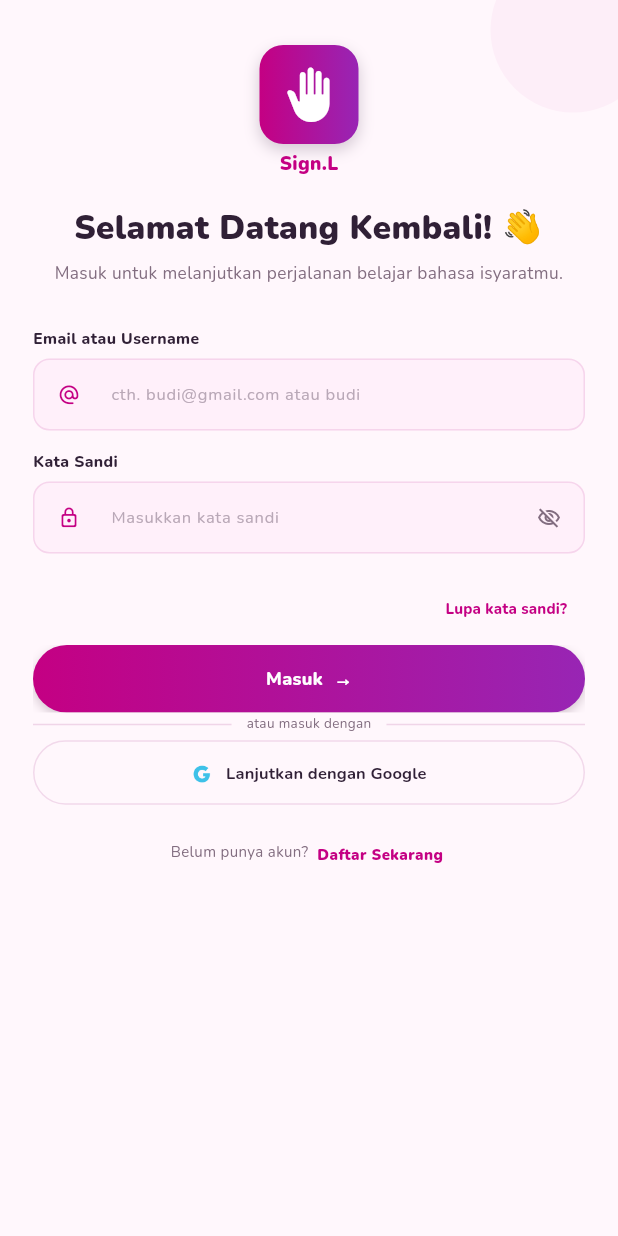
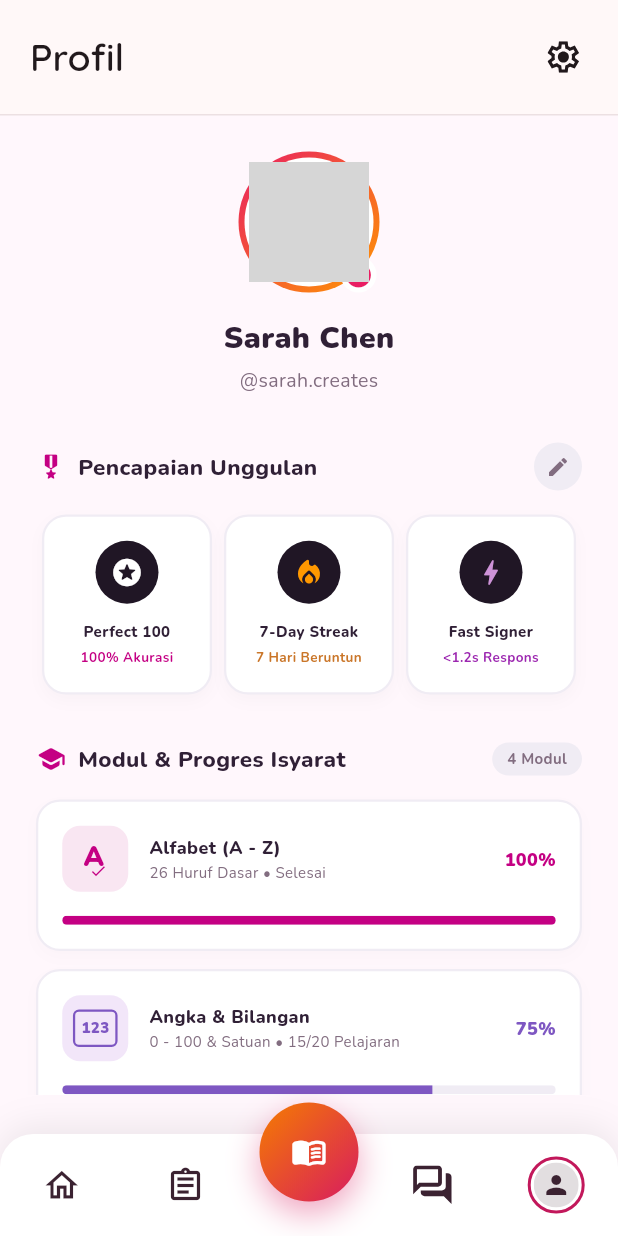
Before and after one commit to furalmiqbadi/PBL-S5-Sign.L, a Flutter app: the screen it shows after launch, on a phone screen of 412 x 824 dp. Run offline on Flutter 3.47's test engine with Material 3 defaults, Android fonts, the phone set to English and light mode, and no system bars; our stand-ins replace flutter_svg, google_fonts; network calls fail; grey boxes are pictures that could not be loaded.

Commit message:
update UI Profile dan Test fungsi tombol di page Profile

```diff
--- /dev/null
+++ b/devtools_options.yaml
@@ -0,0 +1,3 @@
+description: This file stores settings for Dart & Flutter DevTools.
+documentation: https://docs.flutter.dev/tools/devtools/extensions#configure-extension-enablement-states
+extensions:
--- a/lib/main.dart
+++ b/lib/main.dart
@@ -4,8 +4,9 @@ import 'package:provider/provider.dart';
 
 import 'controllers/auth_controller.dart';
 import 'views/auth/auth_views.dart';
+import 'views/main_shell.dart';
 
-import 'views/main_shell.dart';
+
 
 void main() {
   runApp(
@@ -39,7 +40,8 @@ class SignLApp extends StatelessWidget {
           hintStyle: const TextStyle(fontSize: 11, color: Color(0xFFB9A8B7)),
         ),
       ),
-      home: const LoginPage(),
+      // [DEV MODE] Sementara langsung buka MainShell (yang akan di set default ke Profil)
+      home: const MainShell(),
     );
   }
 }
--- a/lib/views/auth/auth_views.dart
+++ b/lib/views/auth/auth_views.dart
@@ -3,6 +3,7 @@ import 'package:provider/provider.dart';
 
 import '../../controllers/auth_controller.dart';
 import '../widgets/auth_widgets.dart';
+import '../main_shell.dart';
 
 class BlankHomePage extends StatelessWidget {
   const BlankHomePage({super.key});
@@ -23,7 +24,7 @@ class BlankHomePage extends StatelessWidget {
       );
 }
 
-void openHome(BuildContext context) => Navigator.pushAndRemoveUntil(context, MaterialPageRoute(builder: (_) => const BlankHomePage()), (_) => false);
+void openHome(BuildContext context) => Navigator.pushAndRemoveUntil(context, MaterialPageRoute(builder: (_) => const MainShell()), (_) => false);
 
 class LoginPage extends StatefulWidget { const LoginPage({super.key}); @override State<LoginPage> createState() => _LoginPageState(); }
 class _LoginPageState extends State<LoginPage> {
--- /dev/null
+++ b/lib/views/edit/edit_profile_screen.dart
@@ -0,0 +1,23 @@
+import 'package:flutter/material.dart';
+
+class EditProfileScreen extends StatelessWidget {
+  const EditProfileScreen({super.key});
+
+  @override
+  Widget build(BuildContext context) {
+    return Scaffold(
+      appBar: AppBar(
+        title: const Text(
+          'Edit Profil',
+          style: TextStyle(fontWeight: FontWeight.w800, fontSize: 18),
+        ),
+        backgroundColor: Colors.white,
+        foregroundColor: const Color(0xFF302036),
+        elevation: 1,
+      ),
+      body: const Center(
+        child: Text('Halaman Edit Profil'),
+      ),
+    );
+  }
+}
--- a/lib/views/main_shell.dart
+++ b/lib/views/main_shell.dart
@@ -5,6 +5,7 @@ import 'widgets/home_header.dart';
 import 'widgets/komunitas_header.dart';
 import 'widgets/materi_header.dart';
 import 'widgets/profil_header.dart';
+import 'profile/profile_screen.dart';
 
 /// Kerangka utama aplikasi yang menampilkan [AppBottomNavBar] di semua
 /// halaman tab.
@@ -30,10 +31,13 @@ class MainShell extends StatefulWidget {
 }
 
 class _MainShellState extends State<MainShell> {
-  int _index = 0;
+  // [DEV MODE] Default index diubah dari 0 ke 4 agar langsung membuka halaman Profil saat tes.
+  // Nanti kembalikan ke 0 jika sudah selesai mendesain.
+  int _index = 4;
 
   /// Pengendali halaman untuk animasi slide antar tab.
-  final PageController _pageController = PageController();
+  // [DEV MODE] initialPage diubah dari kosong () menjadi (initialPage: 4)
+  final PageController _pageController = PageController(initialPage: 4);
 
   @override
   void dispose() {
@@ -101,9 +105,7 @@ class _MainShellState extends State<MainShell> {
     ),
     _HeaderPage(
       header: ProfilHeader(),
-      body: _CenteredNote(
-        'Progres belajar, XP, dan pengaturan akun tampil di sini.',
-      ),
+      body: ProfileScreen(),
     ),
   ];
 
--- /dev/null
+++ b/lib/views/profile/profile_screen.dart
@@ -0,0 +1,419 @@
+import 'package:flutter/material.dart';
+import '../edit/edit_profile_screen.dart';
+
+class ProfileScreen extends StatelessWidget {
+  const ProfileScreen({super.key});
+
+  @override
+  Widget build(BuildContext context) {
+    return SingleChildScrollView(
+      padding: const EdgeInsets.symmetric(horizontal: 24, vertical: 24),
+      child: Column(
+        crossAxisAlignment: CrossAxisAlignment.center,
+        children: [
+          _buildProfileHeader(),
+          const SizedBox(height: 32),
+          _buildSectionTitle(
+            icon: Icons.military_tech_rounded,
+            title: 'Pencapaian Unggulan',
+            iconColor: const Color(0xFFC40083),
+            trailing: Material(
+              color: Colors.transparent,
+              child: InkWell(
+                borderRadius: BorderRadius.circular(20),
+                onTap: () {
+                  Navigator.push(
+                    context,
+                    MaterialPageRoute(
+                      builder: (_) => const EditProfileScreen(),
+                    ),
+                  );
+                },
+                child: Container(
+                  padding: const EdgeInsets.all(8),
+                  decoration: const BoxDecoration(
+                    color: Color(0xFFF0ECF4),
+                    shape: BoxShape.circle,
+                  ),
+                  child: const Icon(Icons.edit, size: 16, color: Color(0xFF826D80)),
+                ),
+              ),
+            ),
+          ),
+          const SizedBox(height: 16),
+          _buildAchievementsRow(),
+          const SizedBox(height: 32),
+          _buildSectionTitle(
+            icon: Icons.school_rounded,
+            title: 'Modul & Progres Isyarat',
+            iconColor: const Color(0xFFC40083),
+            trailing: Container(
+              padding: const EdgeInsets.symmetric(horizontal: 10, vertical: 4),
+              decoration: BoxDecoration(
+                color: const Color(0xFFF0ECF4),
+                borderRadius: BorderRadius.circular(12),
+              ),
+              child: const Text(
+                '4 Modul',
+                style: TextStyle(
+                  fontSize: 10,
+                  fontWeight: FontWeight.bold,
+                  color: Color(0xFF826D80),
+                ),
+              ),
+            ),
+          ),
+          const SizedBox(height: 16),
+          _buildModuleCard(
+            iconWidget: const Stack(
+              alignment: Alignment.bottomRight,
+              children: const [
+                Padding(
+                  padding: EdgeInsets.only(bottom: 2.0, right: 2.0),
+                  child: Text(
+                    'A',
+                    style: TextStyle(
+                      fontSize: 18,
+                      fontWeight: FontWeight.w900,
+                      color: Color(0xFFC40083),
+                    ),
+                  ),
+                ),
+                Icon(Icons.check, size: 12, color: Color(0xFFC40083)),
+              ],
+            ),
+            title: 'Alfabet (A - Z)',
+            subtitle: '26 Huruf Dasar • Selesai',
+            percentText: '100%',
+            progressValue: 1.0,
+            progressColor: const Color(0xFFC40083),
+            iconBgColor: const Color(0xFFF9E6F2),
+          ),
+          const SizedBox(height: 12),
+          _buildModuleCard(
+            iconWidget: Container(
+              padding: const EdgeInsets.all(4),
+              decoration: BoxDecoration(
+                border: Border.all(color: const Color(0xFF7E57C2), width: 1.5),
+                borderRadius: BorderRadius.circular(4),
+              ),
+              child: const Text(
+                '123',
+                style: TextStyle(
+                  fontSize: 10,
+                  fontWeight: FontWeight.w900,
+                  color: Color(0xFF7E57C2),
+                ),
+              ),
+            ),
+            title: 'Angka & Bilangan',
+            subtitle: '0 - 100 & Satuan • 15/20 Pelajaran',
+            percentText: '75%',
+            progressValue: 0.75,
+            progressColor: const Color(0xFF7E57C2),
+            iconBgColor: const Color(0xFFF2E6F9),
+          ),
+          const SizedBox(height: 12),
+          _buildModuleCard(
+            iconWidget: const Icon(
+              Icons.back_hand_rounded,
+              color: Color(0xFFCA7629),
+              size: 20,
+            ),
+            title: 'Sapaan & Percakapan Dasar',
+            subtitle: 'Halo, Terima Kasih, Maaf • 8/20 Pelajaran',
+            percentText: '40%',
+            progressValue: 0.40,
+            progressColor: const Color(0xFFCA7629),
+            iconBgColor: const Color(0xFFF9EFE6),
+          ),
+          const SizedBox(height: 12),
+          _buildModuleCard(
+            iconWidget: const Icon(
+              Icons.sentiment_satisfied_alt_rounded,
+              color: Color(0xFF64B5F6),
+              size: 22,
+            ),
+            title: 'Ekspresi Wajah & Emosi',
+            subtitle: 'Gramatika Visual Non-Manual • 3/20 Pelajaran',
+            percentText: '15%',
+            progressValue: 0.15,
+            progressColor: const Color(0xFF64B5F6),
+            iconBgColor: const Color(0xFFE6F2F9),
+          ),
+          const SizedBox(height: 24), // Extra padding at bottom
+        ],
+      ),
+    );
+  }
+
+  Widget _buildProfileHeader() {
+    return Column(
+      children: [
+        Stack(
+          alignment: Alignment.bottomRight,
+          children: [
+            Container(
+              padding: const EdgeInsets.all(4),
+              decoration: const BoxDecoration(
+                shape: BoxShape.circle,
+                gradient: LinearGradient(
+                  colors: [Color(0xFFE91E63), Color(0xFFFF9800)],
+                  begin: Alignment.topLeft,
+                  end: Alignment.bottomRight,
+                ),
+              ),
+              child: Container(
+                padding: const EdgeInsets.all(3),
+                decoration: const BoxDecoration(
+                  shape: BoxShape.circle,
+                  color: Colors.white,
+                ),
+                child: const CircleAvatar(
+                  radius: 40,
+                  backgroundImage: NetworkImage('https://i.pravatar.cc/150?img=47'),
+                ),
+              ),
+            ),
+            Positioned(
+              bottom: 0,
+              right: 2,
+              child: Container(
+                padding: const EdgeInsets.all(2),
+                decoration: const BoxDecoration(
+                  color: Colors.white,
+                  shape: BoxShape.circle,
+                ),
+                child: const Icon(
+                  Icons.check_circle,
+                  color: Color(0xFFE91E63),
+                  size: 20,
+                ),
+              ),
+            ),
+          ],
+        ),
+        const SizedBox(height: 16),
+        const Text(
+          'Sarah Chen',
+          style: TextStyle(
+            fontSize: 20,
+            fontWeight: FontWeight.w900,
+            color: Color(0xFF302036),
+          ),
+        ),
+        const SizedBox(height: 4),
+        const Text(
+          '@sarah.creates',
+          style: TextStyle(
+            fontSize: 13,
+            color: Color(0xFF826D80),
+          ),
+        ),
+      ],
+    );
+  }
+
+  Widget _buildSectionTitle({
+    required IconData icon,
+    required String title,
+    required Color iconColor,
+    Widget? trailing,
+  }) {
+    return Row(
+      children: [
+        Icon(icon, color: iconColor, size: 20),
+        const SizedBox(width: 8),
+        Expanded(
+          child: Text(
+            title,
+            style: const TextStyle(
+              fontSize: 15,
+              fontWeight: FontWeight.w800,
+              color: Color(0xFF302036),
+            ),
+          ),
+        ),
+        if (trailing != null) trailing,
+      ],
+    );
+  }
+
+  Widget _buildAchievementsRow() {
+    return Row(
+      mainAxisAlignment: MainAxisAlignment.spaceBetween,
+      children: [
+        _buildAchievementCard(
+          icon: Icons.stars_rounded,
+          iconBg: const Color(0xFF201625),
+          iconColor: Colors.white,
+          title: 'Perfect 100',
+          subtitle: '100% Akurasi',
+          subtitleColor: const Color(0xFFC40083),
+        ),
+        _buildAchievementCard(
+          icon: Icons.local_fire_department_rounded,
+          iconBg: const Color(0xFF201625),
+          iconColor: const Color(0xFFFF9800),
+          title: '7-Day Streak',
+          subtitle: '7 Hari Beruntun',
+          subtitleColor: const Color(0xFFCA7629),
+        ),
+        _buildAchievementCard(
+          icon: Icons.bolt_rounded,
+          iconBg: const Color(0xFF201625),
+          iconColor: const Color(0xFFCE93D8),
+          title: 'Fast Signer',
+          subtitle: '<1.2s Respons',
+          subtitleColor: const Color(0xFF9C27B0),
+        ),
+      ],
+    );
+  }
+
+  Widget _buildAchievementCard({
+    required IconData icon,
+    required Color iconBg,
+    required Color iconColor,
+    required String title,
+    required String subtitle,
+    required Color subtitleColor,
+  }) {
+    return Expanded(
+      child: Container(
+        margin: const EdgeInsets.symmetric(horizontal: 4),
+        padding: const EdgeInsets.symmetric(vertical: 16, horizontal: 4),
+        decoration: BoxDecoration(
+          color: Colors.white,
+          borderRadius: BorderRadius.circular(16),
+          border: Border.all(color: const Color(0xFFF0ECF4), width: 1.5),
+          boxShadow: const [
+            BoxShadow(
+              color: Color(0x06000000),
+              blurRadius: 8,
+              offset: Offset(0, 4),
+            ),
+          ],
+        ),
+        child: Column(
+          children: [
+            Container(
+              padding: const EdgeInsets.all(10),
+              decoration: BoxDecoration(
+                color: iconBg,
+                shape: BoxShape.circle,
+              ),
+              child: Icon(icon, color: iconColor, size: 22),
+            ),
+            const SizedBox(height: 12),
+            Text(
+              title,
+              textAlign: TextAlign.center,
+              style: const TextStyle(
+                fontSize: 10,
+                fontWeight: FontWeight.w800,
+                color: Color(0xFF302036),
+              ),
+            ),
+            const SizedBox(height: 4),
+            Text(
+              subtitle,
+              textAlign: TextAlign.center,
+              style: TextStyle(
+                fontSize: 9,
+                fontWeight: FontWeight.w700,
+                color: subtitleColor,
+              ),
+            ),
+          ],
+        ),
+      ),
+    );
+  }
+
+  Widget _buildModuleCard({
+    required Widget iconWidget,
+    required String title,
+    required String subtitle,
+    required String percentText,
+    required double progressValue,
+    required Color progressColor,
+    required Color iconBgColor,
+  }) {
+    return Container(
+      padding: const EdgeInsets.all(16),
+      decoration: BoxDecoration(
+        color: Colors.white,
+        borderRadius: BorderRadius.circular(16),
+        border: Border.all(color: const Color(0xFFF0ECF4), width: 1.5),
+        boxShadow: const [
+          BoxShadow(
+            color: Color(0x04000000),
+            blurRadius: 8,
+            offset: Offset(0, 4),
+          ),
+        ],
+      ),
+      child: Column(
+        children: [
+          Row(
+            children: [
+              Container(
+                width: 44,
+                height: 44,
+                decoration: BoxDecoration(
+                  color: iconBgColor,
+                  borderRadius: BorderRadius.circular(12),
+                ),
+                alignment: Alignment.center,
+                child: iconWidget,
+              ),
+              const SizedBox(width: 14),
+              Expanded(
+                child: Column(
+                  crossAxisAlignment: CrossAxisAlignment.start,
+                  children: [
+                    Text(
+                      title,
+                      style: const TextStyle(
+                        fontSize: 12,
+                        fontWeight: FontWeight.w800,
+                        color: Color(0xFF302036),
+                      ),
+                    ),
+                    const SizedBox(height: 2),
+                    Text(
+                      subtitle,
+                      style: const TextStyle(
+                        fontSize: 10,
+                        color: Color(0xFF826D80),
+                      ),
+                    ),
+                  ],
+                ),
+              ),
+              Text(
+                percentText,
+                style: TextStyle(
+                  fontSize: 12,
+                  fontWeight: FontWeight.w900,
+                  color: progressColor,
+                ),
+              ),
+            ],
+          ),
+          const SizedBox(height: 16),
+          ClipRRect(
+            borderRadius: BorderRadius.circular(8),
+            child: LinearProgressIndicator(
+              value: progressValue,
+              minHeight: 6,
+              backgroundColor: const Color(0xFFF0ECF4),
+              valueColor: AlwaysStoppedAnimation<Color>(progressColor),
+            ),
+          ),
+        ],
+      ),
+    );
+  }
+}
--- /dev/null
+++ b/lib/views/setting/setting_screen.dart
@@ -0,0 +1,23 @@
+import 'package:flutter/material.dart';
+
+class SettingScreen extends StatelessWidget {
+  const SettingScreen({super.key});
+
+  @override
+  Widget build(BuildContext context) {
+    return Scaffold(
+      appBar: AppBar(
+        title: const Text(
+          'Pengaturan',
+          style: TextStyle(fontWeight: FontWeight.w800, fontSize: 18),
+        ),
+        backgroundColor: Colors.white,
+        foregroundColor: const Color(0xFF302036),
+        elevation: 1,
+      ),
+      body: const Center(
+        child: Text('Halaman Pengaturan'),
+      ),
+    );
+  }
+}
--- a/lib/views/widgets/profil_header.dart
+++ b/lib/views/widgets/profil_header.dart
@@ -1,16 +1,19 @@
 import 'package:flutter/material.dart';
-
+import '../setting/setting_screen.dart';
 import 'section_header.dart';
 
 /// Header halaman Profil: judul di kiri, lalu di kanan tombol pesan langsung
 /// (DM) dan tombol pengaturan. Keduanya ikon polos tanpa latar.
+/// Header halaman Profil: judul di kiri, lalu di kanan tombol pengaturan.
+
 class ProfilHeader extends StatelessWidget {
-  final VoidCallback? onMessages;
+  // [Kode Asli] final VoidCallback? onMessages; -> Disembunyikan karena desain saat ini tidak memakai DM
+  // final VoidCallback? onMessages;
   final VoidCallback? onSettings;
 
   const ProfilHeader({
     super.key,
-    this.onMessages,
+    // this.onMessages,
     this.onSettings,
   });
 
@@ -19,16 +22,29 @@ class ProfilHeader extends StatelessWidget {
     return SectionHeader(
       title: 'Profil',
       actions: [
+        /*
+        [Kode Asli Tim-mu] Tombol DM (Pesan Langsung)
+        Aku hide/comment karena di desain barumu tidak ada logo DM, hanya Gear Setting.
+        Jika nanti mau dipakai lagi, tinggal di-uncomment.
+
         HeaderIconButton(
           svgAsset: 'assets/images/dm_fix.svg',
           semanticLabel: 'Pesan langsung',
           onTap: onMessages,
         ),
         const SizedBox(width: 4),
+        */
+
+        // [Tugasmu] Tombol Pengaturan (Settings) yang sudah dilink ke SettingScreen
         HeaderIconButton(
           svgAsset: 'assets/images/setting_fix.svg',
           semanticLabel: 'Pengaturan',
-          onTap: onSettings,
+          onTap: onSettings ?? () {
+            Navigator.push(
+              context,
+              MaterialPageRoute(builder: (_) => const SettingScreen()),
+            );
+          },
         ),
       ],
     );
```
Also changed, not shown: 6 other files.
